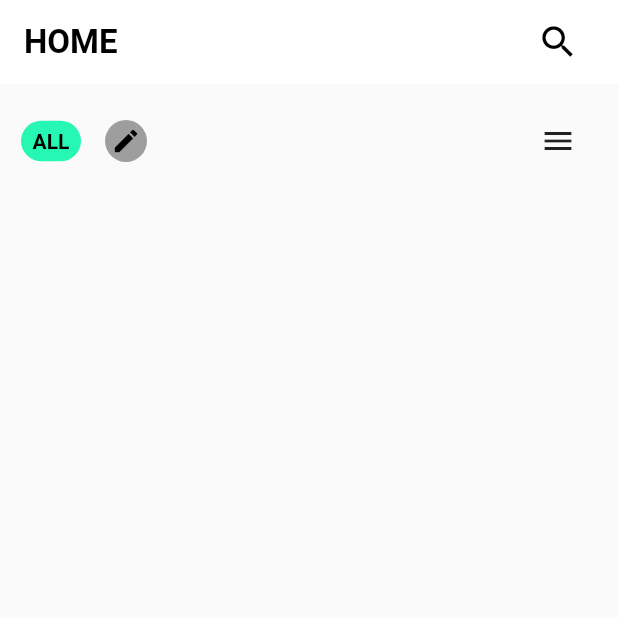
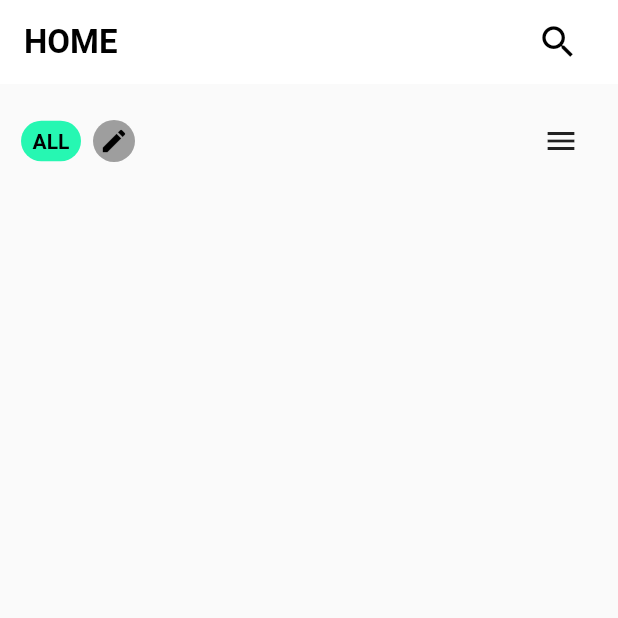
Before and after one commit to Caivy/Myfan, a Flutter app: the screen it shows after launch, on a phone screen of 412 x 824 dp, the top half of it. Run offline on Flutter 3.47's test engine with Material 2 defaults, Android fonts, the light colour scheme and no system bars.

Commit message:
Fixed all_widgets to space between evenly

```diff
--- a/lib/main.dart
+++ b/lib/main.dart
@@ -12,9 +12,6 @@
     return MaterialApp(
       debugShowCheckedModeBanner: false,
       title: 'Myfan',
-      theme: ThemeData(
-          primaryColor:
-              hexStringToColor("#09333f")),
       home: homeScreen(),
     );
   }
--- a/lib/widgets/all_widgets.dart
+++ b/lib/widgets/all_widgets.dart
@@ -11,12 +11,17 @@ class allWidgets extends StatelessWidget {
     return Padding(
       padding: const EdgeInsets.all(14.0),
       child: Row(
+        mainAxisAlignment:
+            MainAxisAlignment.spaceBetween,
+        children: [
+          Row(
             children: [
               Container(
                   height: 27,
                   width: 40,
                   decoration: BoxDecoration(
-                  color: Palette.secondaryColor,
+                      color:
+                          Palette.secondaryColor,
                       borderRadius:
                           BorderRadius.circular(
                               20.0)),
@@ -24,19 +29,23 @@ class allWidgets extends StatelessWidget {
                     child: Text(
                       "ALL",
                       style: TextStyle(
-                      fontWeight: FontWeight.bold,
+                          fontWeight:
+                              FontWeight.bold,
                           fontFamily: "Roboto",
                           color: Colors.black),
                     ),
                   )),
-          Padding(padding: EdgeInsets.all(8.0)),
-          Container(
+              Padding(
+                padding: const EdgeInsets.only(
+                    left: 8.0),
+                child: Container(
                   height: 28,
                   width: 28,
                   decoration: BoxDecoration(
                       color: Colors.grey,
                       borderRadius:
-                    BorderRadius.circular(20.0)),
+                          BorderRadius.circular(
+                              20.0)),
                   child: IconButton(
                     padding: EdgeInsets.zero,
                     icon: Icon(Icons.edit),
@@ -45,10 +54,11 @@ class allWidgets extends StatelessWidget {
                     onPressed: () {},
                   ),
                 ),
-          Padding(
-              // NEED TO CHANGE IT
-              padding:
-                  EdgeInsets.only(right: 250.0)),
+              ),
+            ],
+          ),
+          // Padding(padding: EdgeInsets.all(8.0)),
+
           SizedBox(
               child: IconButton(
                   onPressed: () {},
```
Lines whose indentation alone changed are shown as unchanged.
